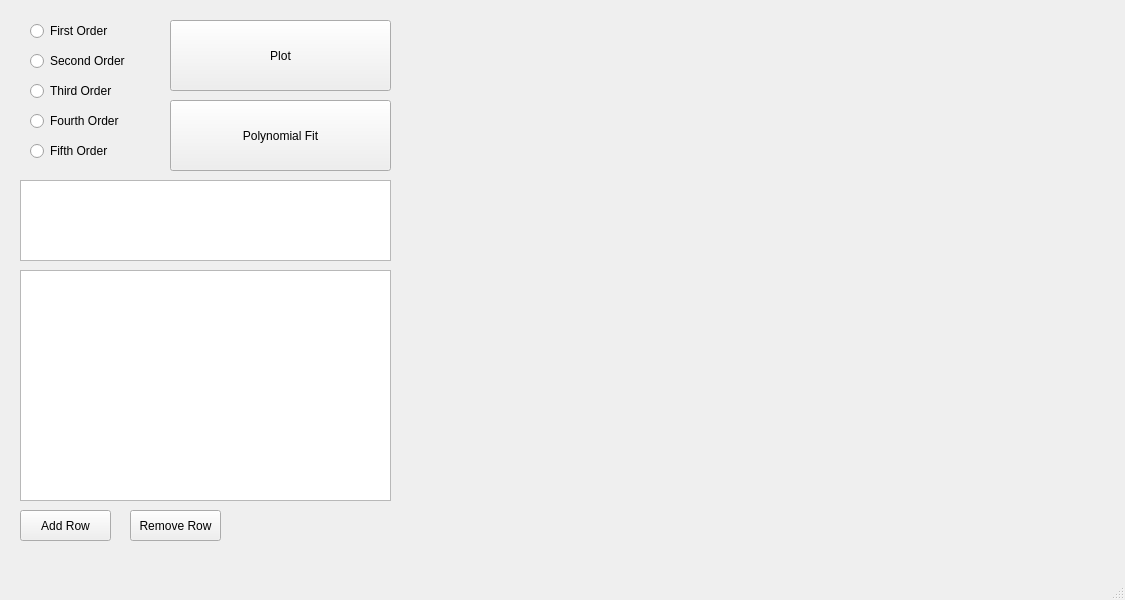
Qt form regress.ui (Alcantara98/Polynomial-Regression) before a commit.
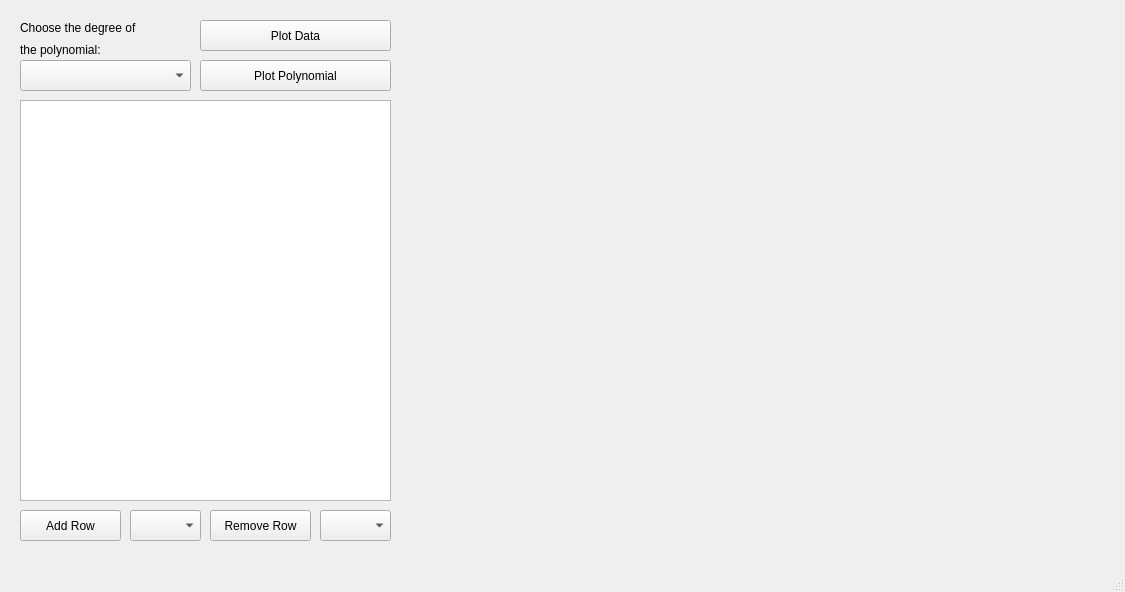
The same form after that commit. Custom widgets are drawn as their Qt base class.

```diff
--- a/regress.ui
+++ b/regress.ui
@@ -7,7 +7,7 @@
     <x>0</x>
     <y>0</y>
     <width>1125</width>
-    <height>600</height>
+    <height>592</height>
    </rect>
   </property>
   <property name="windowTitle">
@@ -17,136 +17,46 @@
    <widget class="QPushButton" name="Plot">
     <property name="geometry">
      <rect>
-      <x>170</x>
+      <x>200</x>
       <y>20</y>
-      <width>221</width>
-      <height>71</height>
+      <width>191</width>
+      <height>31</height>
      </rect>
     </property>
     <property name="text">
-     <string>Plot</string>
+     <string>Plot Data</string>
     </property>
    </widget>
    <widget class="QCustomPlot" name="plotter" native="true">
     <property name="geometry">
      <rect>
-      <x>420</x>
+      <x>410</x>
       <y>20</y>
-      <width>681</width>
+      <width>691</width>
       <height>521</height>
      </rect>
     </property>
    </widget>
-   <widget class="QWidget" name="widget_2" native="true">
-    <property name="geometry">
-     <rect>
-      <x>20</x>
-      <y>20</y>
-      <width>131</width>
-      <height>151</height>
-     </rect>
-    </property>
-    <widget class="QRadioButton" name="secondOrder">
-     <property name="geometry">
-      <rect>
-       <x>10</x>
-       <y>30</y>
-       <width>121</width>
-       <height>22</height>
-      </rect>
-     </property>
-     <property name="text">
-      <string>Second Order</string>
-     </property>
-     <attribute name="buttonGroup">
-      <string notr="true">polyGroup</string>
-     </attribute>
-    </widget>
-    <widget class="QRadioButton" name="thirdOrder">
-     <property name="geometry">
-      <rect>
-       <x>10</x>
-       <y>60</y>
-       <width>111</width>
-       <height>22</height>
-      </rect>
-     </property>
-     <property name="text">
-      <string>Third Order</string>
-     </property>
-     <attribute name="buttonGroup">
-      <string notr="true">polyGroup</string>
-     </attribute>
-    </widget>
-    <widget class="QRadioButton" name="fourthOrder">
-     <property name="geometry">
-      <rect>
-       <x>10</x>
-       <y>90</y>
-       <width>97</width>
-       <height>22</height>
-      </rect>
-     </property>
-     <property name="text">
-      <string>Fourth Order</string>
-     </property>
-     <attribute name="buttonGroup">
-      <string notr="true">polyGroup</string>
-     </attribute>
-    </widget>
-    <widget class="QRadioButton" name="fifthOrder">
-     <property name="geometry">
-      <rect>
-       <x>10</x>
-       <y>120</y>
-       <width>97</width>
-       <height>22</height>
-      </rect>
-     </property>
-     <property name="text">
-      <string>Fifth Order</string>
-     </property>
-     <attribute name="buttonGroup">
-      <string notr="true">polyGroup</string>
-     </attribute>
-    </widget>
-    <widget class="QRadioButton" name="firstOrder">
-     <property name="geometry">
-      <rect>
-       <x>10</x>
-       <y>0</y>
-       <width>97</width>
-       <height>22</height>
-      </rect>
-     </property>
-     <property name="text">
-      <string>First Order</string>
-     </property>
-     <attribute name="buttonGroup">
-      <string notr="true">polyGroup</string>
-     </attribute>
-    </widget>
-   </widget>
    <widget class="QPushButton" name="polyFit">
     <property name="geometry">
      <rect>
-      <x>170</x>
-      <y>100</y>
-      <width>221</width>
-      <height>71</height>
+      <x>200</x>
+      <y>60</y>
+      <width>191</width>
+      <height>31</height>
      </rect>
     </property>
     <property name="text">
-     <string>Polynomial Fit</string>
+     <string>Plot Polynomial</string>
     </property>
    </widget>
    <widget class="QTableWidget" name="inputTable">
     <property name="geometry">
      <rect>
       <x>20</x>
-      <y>270</y>
+      <y>100</y>
       <width>371</width>
-      <height>231</height>
+      <height>401</height>
      </rect>
     </property>
    </widget>
@@ -155,7 +65,7 @@
      <rect>
       <x>20</x>
       <y>510</y>
-      <width>91</width>
+      <width>101</width>
       <height>31</height>
      </rect>
     </property>
@@ -166,9 +76,9 @@
    <widget class="QPushButton" name="removeRow">
     <property name="geometry">
      <rect>
-      <x>130</x>
+      <x>210</x>
       <y>510</y>
-      <width>91</width>
+      <width>101</width>
       <height>31</height>
      </rect>
     </property>
@@ -176,16 +86,75 @@
      <string>Remove Row</string>
     </property>
    </widget>
-   <widget class="QTableWidget" name="regressOptions">
+   <widget class="QComboBox" name="degreeBox">
     <property name="geometry">
      <rect>
       <x>20</x>
-      <y>180</y>
-      <width>371</width>
-      <height>81</height>
+      <y>60</y>
+      <width>171</width>
+      <height>31</height>
      </rect>
     </property>
    </widget>
+   <widget class="QComboBox" name="addRowBox">
+    <property name="geometry">
+     <rect>
+      <x>130</x>
+      <y>510</y>
+      <width>71</width>
+      <height>31</height>
+     </rect>
+    </property>
+   </widget>
+   <widget class="QComboBox" name="removeRowBox">
+    <property name="geometry">
+     <rect>
+      <x>320</x>
+      <y>510</y>
+      <width>71</width>
+      <height>31</height>
+     </rect>
+    </property>
+   </widget>
+   <widget class="QLabel" name="label">
+    <property name="geometry">
+     <rect>
+      <x>20</x>
+      <y>20</y>
+      <width>131</width>
+      <height>16</height>
+     </rect>
+    </property>
+    <property name="text">
+     <string>Choose the degree of</string>
+    </property>
+   </widget>
+   <widget class="QLabel" name="label_2">
+    <property name="geometry">
+     <rect>
+      <x>50</x>
+      <y>40</y>
+      <width>55</width>
+      <height>16</height>
+     </rect>
+    </property>
+    <property name="text">
+     <string/>
+    </property>
+   </widget>
+   <widget class="QLabel" name="label_3">
+    <property name="geometry">
+     <rect>
+      <x>20</x>
+      <y>40</y>
+      <width>141</width>
+      <height>20</height>
+     </rect>
+    </property>
+    <property name="text">
+     <string>the polynomial:</string>
+    </property>
+   </widget>
   </widget>
   <widget class="QMenuBar" name="menubar">
    <property name="geometry">
```
Left out of the diff: 3 changed lines with no effect on the pictures.
